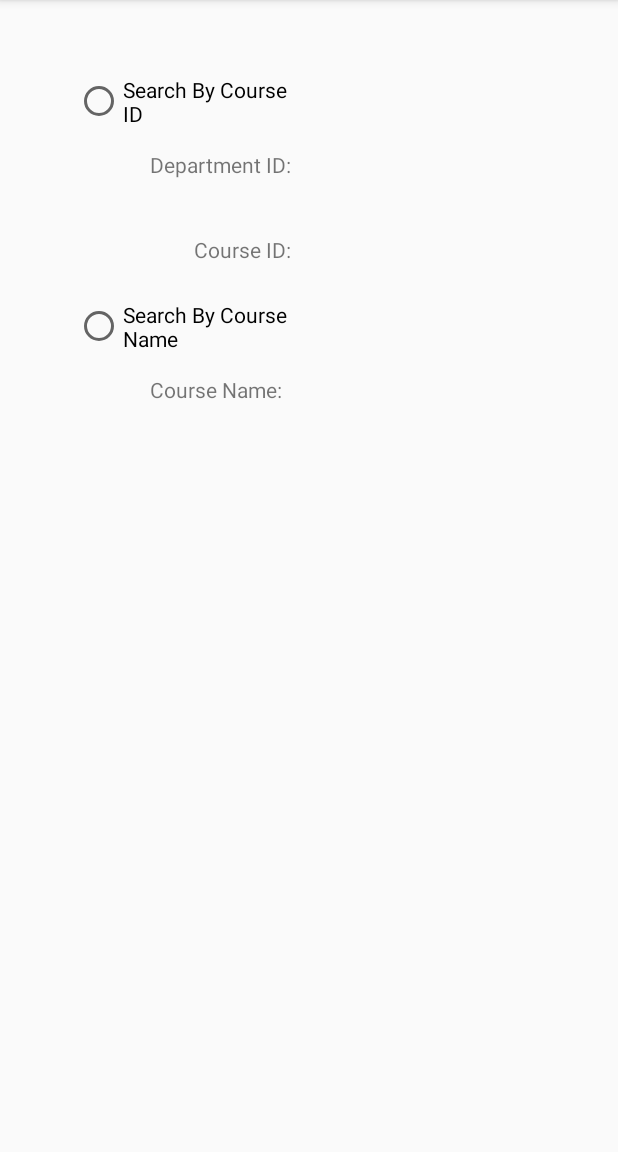
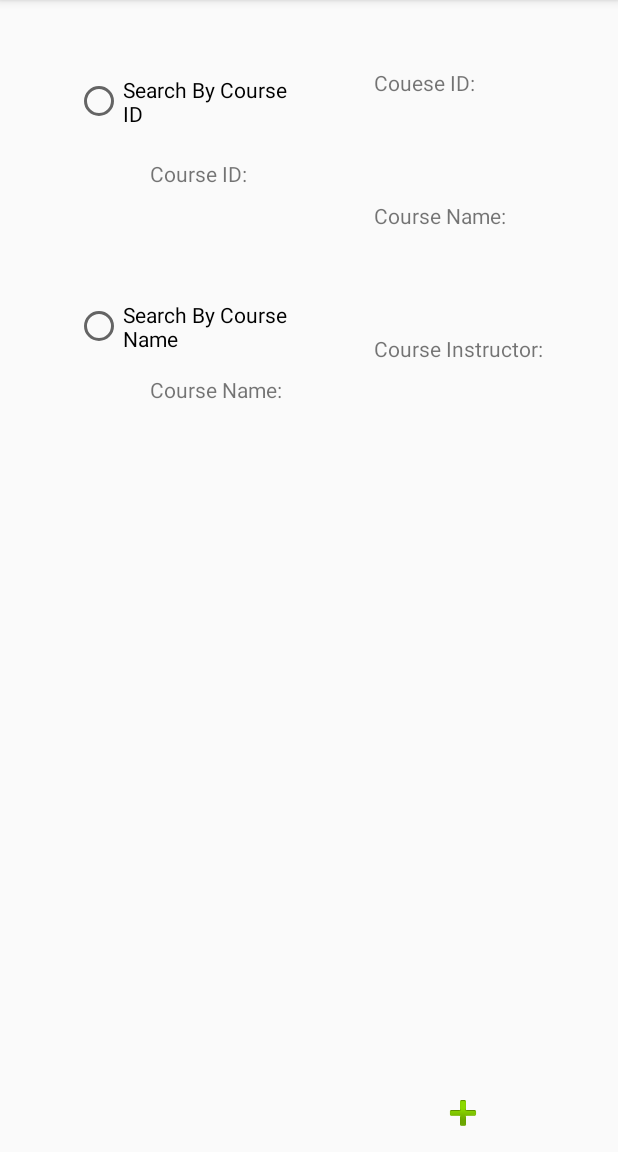
Before and after one commit to kewu1992/ClassDiscuz, an Android app: the AddCourseActivity screen opened directly, with no data from a screen before it, on a phone screen of 412 x 824 dp, the part 84-1236 px from its top. Run offline under Robolectric (Android 15) with nearby library versions, the phone set to English and light mode, and no system bars.

Commit message:
modify ui for add course activity

```diff
--- a/app/src/main/java/cmu/banana/classdiscuz/ui/AddCourseActivity.java
+++ b/app/src/main/java/cmu/banana/classdiscuz/ui/AddCourseActivity.java
@@ -22,7 +22,6 @@ import cmu.banana.classdiscuz.R;
 public class AddCourseActivity extends AppCompatActivity {
     private RadioButton searchIDRadioButton;
     private RadioButton searchCourseRadioButton;
-    private EditText departmentIDEditText;
     private EditText courseIDEditText;
     private EditText courseNameEditText;
 
@@ -36,11 +35,9 @@ public class AddCourseActivity extends AppCompatActivity {
 
         searchIDRadioButton = (RadioButton) findViewById(R.id.search_by_course_id_radioButton);
         searchCourseRadioButton = (RadioButton) findViewById(R.id.search_by_course_name_radioButton);
-        departmentIDEditText = (EditText) findViewById(R.id.department_id_editText);
         courseIDEditText = (EditText) findViewById(R.id.course_id_editText);
         courseNameEditText = (EditText) findViewById(R.id.course_name_editText);
 
-        String departmentID = departmentIDEditText.getText().toString();
         String courseID = courseIDEditText.getText().toString();
         String courseName = courseNameEditText.getText().toString();
     }
--- a/app/src/main/java/cmu/banana/classdiscuz/ui/viewOthersProfileActivity.java
+++ b/app/src/main/java/cmu/banana/classdiscuz/ui/viewOthersProfileActivity.java
@@ -51,7 +51,7 @@ public class ViewOthersProfileActivity extends AppCompatActivity {
 
         avatarImageView = (ImageView) findViewById(R.id.view_profile_avatar_imageView);
         nameTextView = (TextView) findViewById(R.id.view_profile_name_textView);
-        collegeTextView = (TextView) findViewById(R.id.view_profile_university_textView);
+        collegeTextView = (TextView) findViewById(R.id.view_profile_college_textView);
         majorTextView = (TextView) findViewById(R.id.view_profile_major_textView);
         focusTextView = (TextView) findViewById(R.id.view_profile_focus_textView);
         courseListView = (ListView) findViewById(R.id.view_profile_register_course_listView);
--- a/app/src/main/res/layout/activity_add_course.xml
+++ b/app/src/main/res/layout/activity_add_course.xml
@@ -22,41 +22,21 @@
         <TextView
             android:layout_width="wrap_content"
             android:layout_height="wrap_content"
-            android:text="Department ID:"
-            android:id="@+id/department_id_textView"
-            android:layout_marginLeft="100dp"
-            android:layout_marginTop="100dp" />
-
-        <EditText
-            android:layout_width="wrap_content"
-            android:layout_height="wrap_content"
-            android:inputType="numberDecimal"
-            android:ems="10"
-            android:id="@+id/department_id_editText"
-            android:layout_below="@+id/search_by_course_id_radioButton"
-            android:layout_toEndOf="@+id/department_id_textView"
-            android:layout_marginLeft="10dp" />
-
-        <TextView
-            android:layout_width="wrap_content"
-            android:layout_height="wrap_content"
             android:text="Course ID:"
             android:id="@+id/course_id_textView"
             android:layout_marginLeft="100dp"
             android:layout_alignBottom="@+id/course_id_editText"
-            android:layout_alignEnd="@+id/department_id_textView"
             android:layout_marginBottom="5dp" />
 
-        <EditText
+        <AutoCompleteTextView
             android:layout_width="wrap_content"
             android:layout_height="wrap_content"
             android:inputType="numberDecimal"
             android:ems="10"
             android:id="@+id/course_id_editText"
             android:layout_marginLeft="10dp"
-            android:layout_below="@+id/department_id_editText"
-            android:layout_toEndOf="@+id/department_id_textView"
-            android:layout_marginTop="5dp" />
+            android:layout_below="@+id/search_by_course_id_radioButton"
+            android:layout_toEndOf="@+id/course_name_textView" />
 
         <RadioButton
             android:layout_width="match_parent"
@@ -77,7 +57,7 @@
             android:layout_marginLeft="100dp"
             android:layout_marginTop="250dp" />
 
-        <EditText
+        <AutoCompleteTextView
             android:layout_width="wrap_content"
             android:layout_height="wrap_content"
             android:inputType="text"
@@ -88,10 +68,69 @@
             android:layout_marginLeft="10dp" />
     </RelativeLayout>
 
-    <FrameLayout
+    <RelativeLayout
         android:layout_width="match_parent"
         android:layout_height="match_parent"
         android:layout_weight="1">
 
-    </FrameLayout>
+        <TextView
+            android:layout_width="wrap_content"
+            android:layout_height="wrap_content"
+            android:text="Couese ID:"
+            android:id="@+id/add_course_course_id_label_text_view"
+            android:layout_gravity="left|top"
+            android:layout_alignParentTop="true"
+            android:layout_alignParentStart="true"
+            android:layout_marginStart="43dp"
+            android:layout_marginTop="45dp" />
+
+        <TextView
+            android:layout_width="wrap_content"
+            android:layout_height="wrap_content"
+            android:id="@+id/add_course_course_id_text_view"
+            android:layout_below="@+id/add_course_course_id_label_text_view"
+            android:layout_toEndOf="@+id/add_course_course_id_label_text_view" />
+
+        <TextView
+            android:layout_width="wrap_content"
+            android:layout_height="wrap_content"
+            android:text="Course Name: "
+            android:id="@+id/add_course_course_name_label_text_view"
+            android:layout_below="@+id/add_course_course_id_text_view"
+            android:layout_alignStart="@+id/add_course_course_id_label_text_view"
+            android:layout_marginTop="50dp" />
+
+        <TextView
+            android:layout_width="wrap_content"
+            android:layout_height="wrap_content"
+            android:id="@+id/add_course_course_name_text_view"
+            android:layout_below="@+id/add_course_course_name_label_text_view"
+            android:layout_toEndOf="@+id/add_course_course_name_label_text_view" />
+
+        <TextView
+            android:layout_width="wrap_content"
+            android:layout_height="wrap_content"
+            android:text="Course Instructor:"
+            android:id="@+id/add_course_instructor_label_text_view"
+            android:layout_below="@+id/add_course_course_name_text_view"
+            android:layout_alignStart="@+id/add_course_course_name_label_text_view"
+            android:layout_marginTop="50dp" />
+
+        <TextView
+            android:layout_width="wrap_content"
+            android:layout_height="wrap_content"
+            android:id="@+id/add_course_instructor_text_view"
+            android:layout_below="@+id/add_course_instructor_label_text_view"
+            android:layout_toEndOf="@+id/add_course_instructor_label_text_view" />
+
+        <ImageButton
+            android:layout_width="wrap_content"
+            android:layout_height="wrap_content"
+            android:id="@+id/imageButton"
+            android:layout_alignParentBottom="true"
+            android:layout_centerHorizontal="true"
+            android:src="@android:drawable/ic_input_add"
+            android:backgroundTint="#00ffffff" />
+
+    </RelativeLayout>
 </LinearLayout>
```
